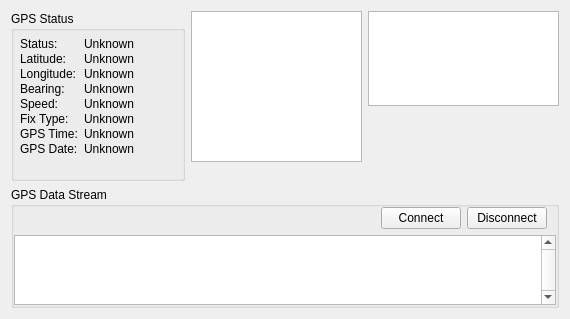
openpilot/OpenPilot, file ground/src/plugins/gpsdisplay/gpsdisplaywidget.ui: the form before one commit.
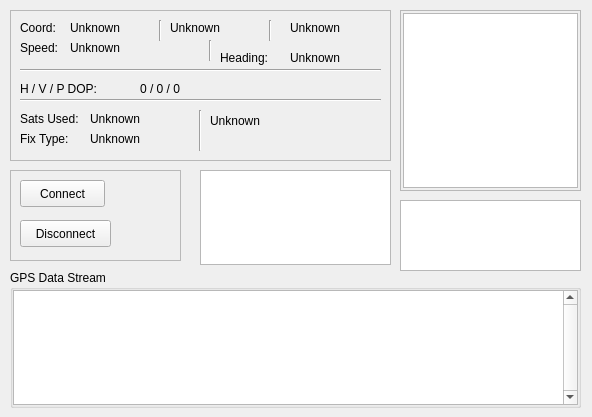
The form after the commit. Custom widgets are drawn as their Qt base class.

Commit message: OP-52 Ground / GPS Display: overhaul of UI - should not change anymore hopefully - to be more compact and more readable, with more info

What changed in the file:
```diff
--- a/ground/src/plugins/gpsdisplay/gpsdisplaywidget.ui
+++ b/ground/src/plugins/gpsdisplay/gpsdisplaywidget.ui
@@ -6,8 +6,8 @@
    <rect>
     <x>0</x>
     <y>0</y>
-    <width>570</width>
-    <height>319</height>
+    <width>592</width>
+    <height>417</height>
    </rect>
   </property>
   <property name="sizePolicy">
@@ -25,315 +25,485 @@
   <property name="windowTitle">
    <string>Form</string>
   </property>
-  <layout class="QVBoxLayout" name="verticalLayout_2" stretch="0,1">
-   <item>
-    <layout class="QHBoxLayout" name="horizontalLayout" stretch="1,0">
-     <property name="leftMargin">
-      <number>0</number>
-     </property>
-     <item>
-      <widget class="QGroupBox" name="statusGroupBox">
-       <property name="sizePolicy">
-        <sizepolicy hsizetype="Expanding" vsizetype="Expanding">
-         <horstretch>0</horstretch>
-         <verstretch>0</verstretch>
-        </sizepolicy>
-       </property>
-       <property name="title">
-        <string>GPS Status</string>
-       </property>
-       <layout class="QFormLayout" name="formLayout">
-        <property name="fieldGrowthPolicy">
-         <enum>QFormLayout::AllNonFixedFieldsGrow</enum>
-        </property>
-        <property name="verticalSpacing">
-         <number>1</number>
-        </property>
-        <property name="margin">
-         <number>6</number>
-        </property>
-        <item row="0" column="0">
-         <widget class="QLabel" name="status_label">
-          <property name="text">
-           <string>Status:</string>
-          </property>
-         </widget>
-        </item>
-        <item row="0" column="1">
-         <widget class="QLabel" name="status_value">
-          <property name="text">
-           <string>Unknown</string>
-          </property>
-         </widget>
-        </item>
-        <item row="1" column="0">
-         <widget class="QLabel" name="lat_label">
-          <property name="text">
-           <string>Latitude:</string>
-          </property>
-         </widget>
-        </item>
-        <item row="1" column="1">
-         <widget class="QLabel" name="lat_value">
-          <property name="text">
-           <string>Unknown</string>
-          </property>
-         </widget>
-        </item>
-        <item row="2" column="0">
-         <widget class="QLabel" name="long_label">
-          <property name="text">
-           <string>Longitude:</string>
-          </property>
-         </widget>
-        </item>
-        <item row="2" column="1">
-         <widget class="QLabel" name="long_value">
-          <property name="text">
-           <string>Unknown</string>
-          </property>
-         </widget>
-        </item>
-        <item row="3" column="0">
-         <widget class="QLabel" name="bear_label">
-          <property name="text">
-           <string>Bearing:</string>
-          </property>
-         </widget>
-        </item>
-        <item row="3" column="1">
-         <widget class="QLabel" name="bear_value">
-          <property name="text">
-           <string>Unknown</string>
-          </property>
-         </widget>
-        </item>
-        <item row="4" column="0">
-         <widget class="QLabel" name="speed_label">
-          <property name="text">
-           <string>Speed:</string>
-          </property>
-         </widget>
-        </item>
-        <item row="4" column="1">
-         <widget class="QLabel" name="speed_value">
-          <property name="text">
-           <string>Unknown</string>
-          </property>
-         </widget>
-        </item>
-        <item row="5" column="0">
-         <widget class="QLabel" name="fix_label">
-          <property name="text">
-           <string>Fix Type:</string>
-          </property>
-         </widget>
-        </item>
-        <item row="5" column="1">
-         <widget class="QLabel" name="fix_value">
-          <property name="text">
-           <string>Unknown</string>
-          </property>
-         </widget>
-        </item>
-        <item row="6" column="0">
-         <widget class="QLabel" name="gtime_label">
-          <property name="text">
-           <string>GPS Time:</string>
-          </property>
-         </widget>
-        </item>
-        <item row="6" column="1">
-         <widget class="QLabel" name="gtime_value">
-          <property name="text">
-           <string>Unknown</string>
-          </property>
-         </widget>
-        </item>
-        <item row="7" column="0">
-         <widget class="QLabel" name="gdate_label">
-          <property name="text">
-           <string>GPS Date:</string>
-          </property>
-         </widget>
-        </item>
-        <item row="7" column="1">
-         <widget class="QLabel" name="gdate_value">
-          <property name="text">
-           <string>Unknown</string>
-          </property>
-         </widget>
-        </item>
-       </layout>
-      </widget>
-     </item>
-     <item>
-      <widget class="QWidget" name="imagesWidget" native="true">
-       <property name="sizePolicy">
-        <sizepolicy hsizetype="Fixed" vsizetype="Fixed">
-         <horstretch>0</horstretch>
-         <verstretch>0</verstretch>
-        </sizepolicy>
-       </property>
-       <property name="minimumSize">
-        <size>
-         <width>368</width>
-         <height>171</height>
-        </size>
-       </property>
-       <property name="maximumSize">
-        <size>
-         <width>368</width>
-         <height>171</height>
-        </size>
-       </property>
-       <widget class="QGraphicsView" name="flatEarth">
-        <property name="geometry">
-         <rect>
-          <x>177</x>
-          <y>0</y>
-          <width>191</width>
-          <height>95</height>
-         </rect>
-        </property>
-        <property name="sizePolicy">
-         <sizepolicy hsizetype="Fixed" vsizetype="Fixed">
-          <horstretch>0</horstretch>
-          <verstretch>0</verstretch>
-         </sizepolicy>
-        </property>
-        <property name="minimumSize">
-         <size>
-          <width>191</width>
-          <height>95</height>
-         </size>
-        </property>
-        <property name="maximumSize">
-         <size>
-          <width>191</width>
-          <height>95</height>
-         </size>
-        </property>
-        <property name="acceptDrops">
-         <bool>false</bool>
-        </property>
-        <property name="toolTip">
-         <string extracomment="Location of GCS on the Earth"/>
-        </property>
-        <property name="verticalScrollBarPolicy">
-         <enum>Qt::ScrollBarAlwaysOff</enum>
-        </property>
-        <property name="horizontalScrollBarPolicy">
-         <enum>Qt::ScrollBarAlwaysOff</enum>
-        </property>
-        <property name="optimizationFlags">
-         <set>QGraphicsView::DontAdjustForAntialiasing</set>
-        </property>
-       </widget>
-       <widget class="GpsConstellationWidget" name="gpsSky">
-        <property name="geometry">
-         <rect>
-          <x>0</x>
-          <y>0</y>
-          <width>171</width>
-          <height>151</height>
-         </rect>
-        </property>
-       </widget>
-      </widget>
-     </item>
-    </layout>
-   </item>
-   <item>
-    <widget class="QGroupBox" name="dataStreamGroupBox">
-     <property name="sizePolicy">
-      <sizepolicy hsizetype="Expanding" vsizetype="Expanding">
-       <horstretch>0</horstretch>
-       <verstretch>0</verstretch>
-      </sizepolicy>
-     </property>
-     <property name="minimumSize">
-      <size>
-       <width>0</width>
-       <height>0</height>
-      </size>
-     </property>
-     <property name="title">
-      <string>GPS Data Stream</string>
-     </property>
-     <layout class="QVBoxLayout" name="verticalLayout_3" stretch="1,0">
-      <property name="margin">
-       <number>0</number>
+  <widget class="QGroupBox" name="dataStreamGroupBox">
+   <property name="geometry">
+    <rect>
+     <x>10</x>
+     <y>270</y>
+     <width>571</width>
+     <height>138</height>
+    </rect>
+   </property>
+   <property name="sizePolicy">
+    <sizepolicy hsizetype="Expanding" vsizetype="Expanding">
+     <horstretch>0</horstretch>
+     <verstretch>0</verstretch>
+    </sizepolicy>
+   </property>
+   <property name="minimumSize">
+    <size>
+     <width>0</width>
+     <height>0</height>
+    </size>
+   </property>
+   <property name="title">
+    <string>GPS Data Stream</string>
+   </property>
+   <layout class="QVBoxLayout" name="verticalLayout_3" stretch="0">
+    <property name="margin">
+     <number>0</number>
+    </property>
+    <item>
+     <widget class="QTextBrowser" name="textBrowser">
+      <property name="sizePolicy">
+       <sizepolicy hsizetype="Expanding" vsizetype="Expanding">
+        <horstretch>0</horstretch>
+        <verstretch>0</verstretch>
+       </sizepolicy>
       </property>
-      <item>
-       <layout class="QHBoxLayout" name="horizontalLayout_2" stretch="1,0,0">
-        <property name="leftMargin">
-         <number>9</number>
-        </property>
-        <property name="rightMargin">
-         <number>9</number>
-        </property>
-        <item>
-         <spacer name="horizontalSpacer">
-          <property name="orientation">
-           <enum>Qt::Horizontal</enum>
-          </property>
-          <property name="sizeType">
-           <enum>QSizePolicy::Ignored</enum>
-          </property>
-          <property name="sizeHint" stdset="0">
-           <size>
-            <width>13</width>
-            <height>13</height>
-           </size>
-          </property>
-         </spacer>
-        </item>
-        <item>
-         <widget class="QPushButton" name="connectButton">
-          <property name="text">
-           <string>Connect</string>
-          </property>
-         </widget>
-        </item>
-        <item>
-         <widget class="QPushButton" name="disconnectButton">
-          <property name="text">
-           <string>Disconnect</string>
-          </property>
-         </widget>
-        </item>
-       </layout>
-      </item>
-      <item>
-       <widget class="QTextBrowser" name="textBrowser">
-        <property name="sizePolicy">
-         <sizepolicy hsizetype="Expanding" vsizetype="Expanding">
-          <horstretch>0</horstretch>
-          <verstretch>0</verstretch>
-         </sizepolicy>
-        </property>
-        <property name="font">
-         <font>
-          <family>Courier New</family>
-          <pointsize>8</pointsize>
-         </font>
-        </property>
-        <property name="verticalScrollBarPolicy">
-         <enum>Qt::ScrollBarAlwaysOn</enum>
-        </property>
-        <property name="lineWrapMode">
-         <enum>QTextEdit::WidgetWidth</enum>
-        </property>
-        <property name="acceptRichText">
-         <bool>false</bool>
-        </property>
-       </widget>
-      </item>
-     </layout>
-    </widget>
-   </item>
-  </layout>
+      <property name="font">
+       <font>
+        <family>Courier New</family>
+        <pointsize>8</pointsize>
+       </font>
+      </property>
+      <property name="verticalScrollBarPolicy">
+       <enum>Qt::ScrollBarAlwaysOn</enum>
+      </property>
+      <property name="lineWrapMode">
+       <enum>QTextEdit::WidgetWidth</enum>
+      </property>
+      <property name="acceptRichText">
+       <bool>false</bool>
+      </property>
+     </widget>
+    </item>
+   </layout>
+  </widget>
+  <widget class="QGraphicsView" name="flatEarth">
+   <property name="geometry">
+    <rect>
+     <x>200</x>
+     <y>170</y>
+     <width>191</width>
+     <height>95</height>
+    </rect>
+   </property>
+   <property name="sizePolicy">
+    <sizepolicy hsizetype="Fixed" vsizetype="Fixed">
+     <horstretch>0</horstretch>
+     <verstretch>0</verstretch>
+    </sizepolicy>
+   </property>
+   <property name="minimumSize">
+    <size>
+     <width>191</width>
+     <height>95</height>
+    </size>
+   </property>
+   <property name="maximumSize">
+    <size>
+     <width>191</width>
+     <height>95</height>
+    </size>
+   </property>
+   <property name="acceptDrops">
+    <bool>false</bool>
+   </property>
+   <property name="toolTip">
+    <string extracomment="Location of GCS on the Earth"/>
+   </property>
+   <property name="verticalScrollBarPolicy">
+    <enum>Qt::ScrollBarAlwaysOff</enum>
+   </property>
+   <property name="horizontalScrollBarPolicy">
+    <enum>Qt::ScrollBarAlwaysOff</enum>
+   </property>
+   <property name="optimizationFlags">
+    <set>QGraphicsView::DontAdjustForAntialiasing</set>
+   </property>
+  </widget>
+  <widget class="QGraphicsView" name="graphicsView">
+   <property name="geometry">
+    <rect>
+     <x>400</x>
+     <y>200</y>
+     <width>181</width>
+     <height>71</height>
+    </rect>
+   </property>
+  </widget>
+  <widget class="QFrame" name="frame">
+   <property name="geometry">
+    <rect>
+     <x>10</x>
+     <y>170</y>
+     <width>171</width>
+     <height>91</height>
+    </rect>
+   </property>
+   <property name="frameShape">
+    <enum>QFrame::StyledPanel</enum>
+   </property>
+   <property name="frameShadow">
+    <enum>QFrame::Raised</enum>
+   </property>
+   <widget class="QPushButton" name="connectButton">
+    <property name="geometry">
+     <rect>
+      <x>10</x>
+      <y>10</y>
+      <width>85</width>
+      <height>27</height>
+     </rect>
+    </property>
+    <property name="text">
+     <string>Connect</string>
+    </property>
+   </widget>
+   <widget class="QPushButton" name="disconnectButton">
+    <property name="geometry">
+     <rect>
+      <x>10</x>
+      <y>50</y>
+      <width>91</width>
+      <height>27</height>
+     </rect>
+    </property>
+    <property name="text">
+     <string>Disconnect</string>
+    </property>
+   </widget>
+  </widget>
+  <widget class="QFrame" name="frame_2">
+   <property name="geometry">
+    <rect>
+     <x>10</x>
+     <y>10</y>
+     <width>381</width>
+     <height>151</height>
+    </rect>
+   </property>
+   <property name="sizePolicy">
+    <sizepolicy hsizetype="MinimumExpanding" vsizetype="MinimumExpanding">
+     <horstretch>0</horstretch>
+     <verstretch>0</verstretch>
+    </sizepolicy>
+   </property>
+   <property name="frameShape">
+    <enum>QFrame::StyledPanel</enum>
+   </property>
+   <property name="frameShadow">
+    <enum>QFrame::Raised</enum>
+   </property>
+   <widget class="QLabel" name="lat_label">
+    <property name="geometry">
+     <rect>
+      <x>10</x>
+      <y>10</y>
+      <width>57</width>
+      <height>16</height>
+     </rect>
+    </property>
+    <property name="text">
+     <string>Coord:</string>
+    </property>
+   </widget>
+   <widget class="QLabel" name="coord_value">
+    <property name="geometry">
+     <rect>
+      <x>60</x>
+      <y>10</y>
+      <width>81</width>
+      <height>16</height>
+     </rect>
+    </property>
+    <property name="text">
+     <string>Unknown</string>
+    </property>
+   </widget>
+   <widget class="QLabel" name="speed_label">
+    <property name="geometry">
+     <rect>
+      <x>10</x>
+      <y>30</y>
+      <width>51</width>
+      <height>16</height>
+     </rect>
+    </property>
+    <property name="text">
+     <string>Speed:</string>
+    </property>
+   </widget>
+   <widget class="QLabel" name="speed_value">
+    <property name="geometry">
+     <rect>
+      <x>60</x>
+      <y>30</y>
+      <width>71</width>
+      <height>16</height>
+     </rect>
+    </property>
+    <property name="text">
+     <string>Unknown</string>
+    </property>
+   </widget>
+   <widget class="QLabel" name="bear_label">
+    <property name="geometry">
+     <rect>
+      <x>210</x>
+      <y>40</y>
+      <width>71</width>
+      <height>16</height>
+     </rect>
+    </property>
+    <property name="text">
+     <string>Heading:</string>
+    </property>
+   </widget>
+   <widget class="QLabel" name="bear_value">
+    <property name="geometry">
+     <rect>
+      <x>280</x>
+      <y>40</y>
+      <width>91</width>
+      <height>16</height>
+     </rect>
+    </property>
+    <property name="text">
+     <string>Unknown</string>
+    </property>
+   </widget>
+   <widget class="Line" name="line">
+    <property name="geometry">
+     <rect>
+      <x>10</x>
+      <y>50</y>
+      <width>361</width>
+      <height>20</height>
+     </rect>
+    </property>
+    <property name="orientation">
+     <enum>Qt::Horizontal</enum>
+    </property>
+   </widget>
+   <widget class="QLabel" name="fix_label">
+    <property name="geometry">
+     <rect>
+      <x>10</x>
+      <y>120</y>
+      <width>57</width>
+      <height>17</height>
+     </rect>
+    </property>
+    <property name="text">
+     <string>Fix Type:</string>
+    </property>
+   </widget>
+   <widget class="QLabel" name="fix_value">
+    <property name="geometry">
+     <rect>
+      <x>80</x>
+      <y>120</y>
+      <width>101</width>
+      <height>17</height>
+     </rect>
+    </property>
+    <property name="text">
+     <string>Unknown</string>
+    </property>
+   </widget>
+   <widget class="QLabel" name="time_value">
+    <property name="geometry">
+     <rect>
+      <x>200</x>
+      <y>100</y>
+      <width>171</width>
+      <height>21</height>
+     </rect>
+    </property>
+    <property name="text">
+     <string>Unknown</string>
+    </property>
+   </widget>
+   <widget class="QLabel" name="status_value">
+    <property name="geometry">
+     <rect>
+      <x>80</x>
+      <y>100</y>
+      <width>101</width>
+      <height>17</height>
+     </rect>
+    </property>
+    <property name="text">
+     <string>Unknown</string>
+    </property>
+   </widget>
+   <widget class="QLabel" name="label">
+    <property name="geometry">
+     <rect>
+      <x>10</x>
+      <y>70</y>
+      <width>101</width>
+      <height>17</height>
+     </rect>
+    </property>
+    <property name="text">
+     <string>H / V / P DOP:</string>
+    </property>
+   </widget>
+   <widget class="QLabel" name="dop_value">
+    <property name="geometry">
+     <rect>
+      <x>130</x>
+      <y>70</y>
+      <width>231</width>
+      <height>17</height>
+     </rect>
+    </property>
+    <property name="text">
+     <string>0 / 0 / 0</string>
+    </property>
+   </widget>
+   <widget class="Line" name="line_2">
+    <property name="geometry">
+     <rect>
+      <x>10</x>
+      <y>80</y>
+      <width>361</width>
+      <height>20</height>
+     </rect>
+    </property>
+    <property name="orientation">
+     <enum>Qt::Horizontal</enum>
+    </property>
+   </widget>
+   <widget class="Line" name="line_3">
+    <property name="geometry">
+     <rect>
+      <x>190</x>
+      <y>30</y>
+      <width>20</width>
+      <height>21</height>
+     </rect>
+    </property>
+    <property name="orientation">
+     <enum>Qt::Vertical</enum>
+    </property>
+   </widget>
+   <widget class="Line" name="line_5">
+    <property name="geometry">
+     <rect>
+      <x>180</x>
+      <y>100</y>
+      <width>20</width>
+      <height>41</height>
+     </rect>
+    </property>
+    <property name="orientation">
+     <enum>Qt::Vertical</enum>
+    </property>
+   </widget>
+   <widget class="Line" name="line_6">
+    <property name="geometry">
+     <rect>
+      <x>250</x>
+      <y>10</y>
+      <width>20</width>
+      <height>21</height>
+     </rect>
+    </property>
+    <property name="orientation">
+     <enum>Qt::Vertical</enum>
+    </property>
+   </widget>
+   <widget class="Line" name="line_7">
+    <property name="geometry">
+     <rect>
+      <x>140</x>
+      <y>10</y>
+      <width>20</width>
+      <height>21</height>
+     </rect>
+    </property>
+    <property name="orientation">
+     <enum>Qt::Vertical</enum>
+    </property>
+   </widget>
+   <widget class="QLabel" name="coord_value_2">
+    <property name="geometry">
+     <rect>
+      <x>160</x>
+      <y>10</y>
+      <width>81</width>
+      <height>16</height>
+     </rect>
+    </property>
+    <property name="text">
+     <string>Unknown</string>
+    </property>
+   </widget>
+   <widget class="QLabel" name="coord_value_3">
+    <property name="geometry">
+     <rect>
+      <x>280</x>
+      <y>10</y>
+      <width>81</width>
+      <height>16</height>
+     </rect>
+    </property>
+    <property name="text">
+     <string>Unknown</string>
+    </property>
+   </widget>
+   <widget class="QLabel" name="fix_label_2">
+    <property name="geometry">
+     <rect>
+      <x>10</x>
+      <y>100</y>
+      <width>71</width>
+      <height>17</height>
+     </rect>
+    </property>
+    <property name="text">
+     <string>Sats Used:</string>
+    </property>
+   </widget>
+  </widget>
+  <widget class="QFrame" name="frame_3">
+   <property name="geometry">
+    <rect>
+     <x>400</x>
+     <y>10</y>
+     <width>181</width>
+     <height>181</height>
+    </rect>
+   </property>
+   <property name="frameShape">
+    <enum>QFrame::StyledPanel</enum>
+   </property>
+   <property name="frameShadow">
+    <enum>QFrame::Raised</enum>
+   </property>
+   <widget class="GpsConstellationWidget" name="gpsSky">
+    <property name="geometry">
+     <rect>
+      <x>3</x>
+      <y>3</y>
+      <width>175</width>
+      <height>175</height>
+     </rect>
+    </property>
+   </widget>
+  </widget>
+  <zorder>dataStreamGroupBox</zorder>
+  <zorder></zorder>
+  <zorder>flatEarth</zorder>
+  <zorder>graphicsView</zorder>
+  <zorder>frame</zorder>
+  <zorder>frame_2</zorder>
+  <zorder>frame_3</zorder>
+  <zorder>gpsSky</zorder>
  </widget>
  <customwidgets>
   <customwidget>
```
The commit also changes 5 other files.
